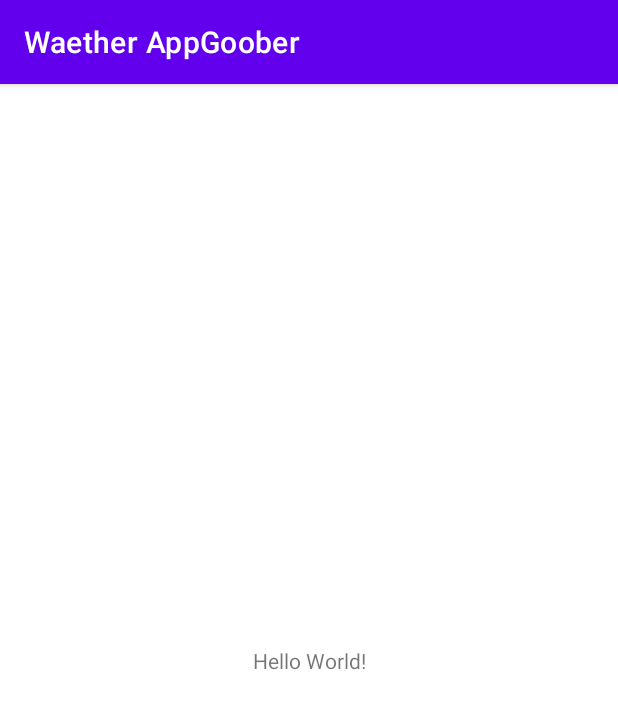
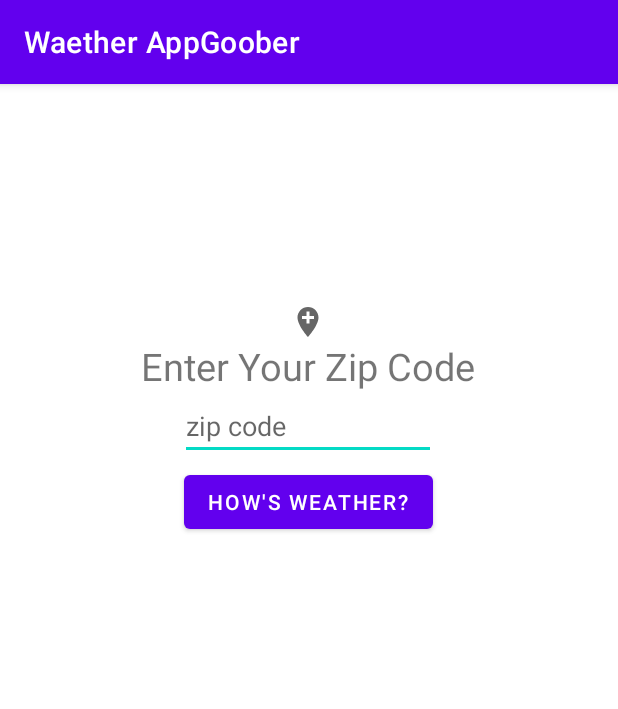
Before and after one commit to Akashkroy69/WaetherAppGoober, an Android app: the screen it shows after launch (MainActivity), on a phone screen of 412 x 824 dp. Shown: the top 709 px of the screen. Run offline under Robolectric (Android 15) with nearby library versions, the phone set to English and light mode, and no system bars.

Commit message:
-created a proper layout file Activity_main.xml which has an ImageView for location icon, A textView to instruct to enter Zip code, an EditText to take User Input, and a button to act to show required output. -Wrote logic in MainActivity.kt to Toast zipcode. -In MainActivity.kt we found ids for "How is weather" button and Id for EditText field.
App is working as expected.

```diff
--- a/app/build.gradle
+++ b/app/build.gradle
@@ -13,7 +13,7 @@ android {
         targetSdkVersion 30
         versionCode 1
         versionName "1.0"
-
+        vectorDrawables.useSupportLibrary = true
         testInstrumentationRunner "androidx.test.runner.AndroidJUnitRunner"
     }
 
--- a/app/src/main/java/com/aks/waetherappgoober/MainActivity.kt
+++ b/app/src/main/java/com/aks/waetherappgoober/MainActivity.kt
@@ -2,10 +2,21 @@ package com.aks.waetherappgoober
 
 import androidx.appcompat.app.AppCompatActivity
 import android.os.Bundle
+import android.widget.Button
+import android.widget.EditText
+import android.widget.Toast
 
 class MainActivity : AppCompatActivity() {
     override fun onCreate(savedInstanceState: Bundle?) {
         super.onCreate(savedInstanceState)
         setContentView(R.layout.activity_main)
+        val enterZipcodeField: EditText = findViewById(R.id.zipCodeId)
+        val howIsWeatherButtonId: Button = findViewById(R.id.howIsWeatherButtonId)
+
+        howIsWeatherButtonId.setOnClickListener {
+            val zipcode = enterZipcodeField.text.toString()
+            if (zipcode.length == 6) Toast.makeText(this, zipcode, Toast.LENGTH_SHORT).show()
+            else Toast.makeText(this, "Please enter a valid Zip Code !!", Toast.LENGTH_SHORT).show()
+        }
     }
 }
--- /dev/null
+++ b/app/src/main/res/drawable/ic_baseline_add_location_24.xml
@@ -0,0 +1,10 @@
+<vector xmlns:android="http://schemas.android.com/apk/res/android"
+    android:width="24dp"
+    android:height="24dp"
+    android:viewportWidth="24"
+    android:viewportHeight="24"
+    android:tint="?attr/colorControlNormal">
+  <path
+      android:fillColor="@android:color/white"
+      android:pathData="M12,2C8.14,2 5,5.14 5,9c0,5.25 7,13 7,13s7,-7.75 7,-13c0,-3.86 -3.14,-7 -7,-7zM16,10h-3v3h-2v-3L8,10L8,8h3L11,5h2v3h3v2z"/>
+</vector>
--- a/app/src/main/res/layout/activity_main.xml
+++ b/app/src/main/res/layout/activity_main.xml
@@ -7,12 +7,49 @@
     tools:context=".MainActivity">
 
     <TextView
+        android:id="@+id/titleId"
         android:layout_width="wrap_content"
         android:layout_height="wrap_content"
-        android:text="Hello World!"
+        android:text="@string/enter_your_zipcode"
+        android:textSize="25sp"
+        app:layout_constraintBottom_toTopOf="@+id/zipCodeId"
+        app:layout_constraintEnd_toEndOf="@+id/zipCodeId"
+        app:layout_constraintStart_toStartOf="@+id/zipCodeId" />
+
+    <EditText
+        android:id="@+id/zipCodeId"
+        android:layout_width="wrap_content"
+        android:layout_height="wrap_content"
+        android:ems="8"
+        android:hint="@string/zip_code"
+        android:inputType="numberSigned"
         app:layout_constraintBottom_toBottomOf="parent"
-        app:layout_constraintLeft_toLeftOf="parent"
-        app:layout_constraintRight_toRightOf="parent"
-        app:layout_constraintTop_toTopOf="parent" />
+        app:layout_constraintEnd_toEndOf="parent"
+        app:layout_constraintHorizontal_bias="0.497"
+        app:layout_constraintStart_toStartOf="parent"
+        app:layout_constraintTop_toTopOf="parent"
+        app:layout_constraintVertical_bias="0.284"
+        android:importantForAutofill="no" />
+
+    <ImageView
+        android:id="@+id/locationImageViewId"
+        android:layout_width="wrap_content"
+        android:layout_height="wrap_content"
+        app:layout_constraintBottom_toTopOf="@+id/titleId"
+        app:layout_constraintEnd_toEndOf="@+id/zipCodeId"
+        app:layout_constraintStart_toStartOf="@+id/zipCodeId"
+        app:srcCompat="@drawable/ic_baseline_add_location_24"
+        android:contentDescription="@string/location_icon" />
+
+    <Button
+        android:id="@+id/howIsWeatherButtonId"
+        android:layout_width="wrap_content"
+        android:layout_height="wrap_content"
+        android:layout_marginTop="4dp"
+        android:text="@string/how_s_the_weather"
+        android:textColor="@color/white"
+        app:layout_constraintEnd_toEndOf="@+id/zipCodeId"
+        app:layout_constraintStart_toStartOf="@+id/zipCodeId"
+        app:layout_constraintTop_toBottomOf="@+id/zipCodeId" />
 
 </androidx.constraintlayout.widget.ConstraintLayout>
--- a/app/src/main/res/values/strings.xml
+++ b/app/src/main/res/values/strings.xml
@@ -1,3 +1,7 @@
 <resources>
     <string name="app_name">Waether AppGoober</string>
+    <string name="enter_your_zipcode">Enter Your Zip Code</string>
+    <string name="zip_code">   zip code    </string>
+    <string name="how_s_the_weather">How\'s Weather?</string>
+    <string name="location_icon">Location Icon</string>
 </resources>
--- a/app/src/main/res/values/themes.xml
+++ b/app/src/main/res/values/themes.xml
@@ -3,8 +3,8 @@
     <style name="Theme.WaetherAppGoober" parent="Theme.MaterialComponents.DayNight.DarkActionBar">
         <!-- Primary brand color. -->
         <item name="colorPrimary">@color/purple_500</item>
-        <item name="colorPrimaryVariant">@color/purple_700</item>
-        <item name="colorOnPrimary">@color/white</item>
+        <item name="colorPrimaryVariant">@color/purple_500</item>
+        <item name="colorOnPrimary">@color/purple_500</item>
         <!-- Secondary brand color. -->
         <item name="colorSecondary">@color/teal_200</item>
         <item name="colorSecondaryVariant">@color/teal_700</item>
```
Also changed, not shown: 1 other file.
